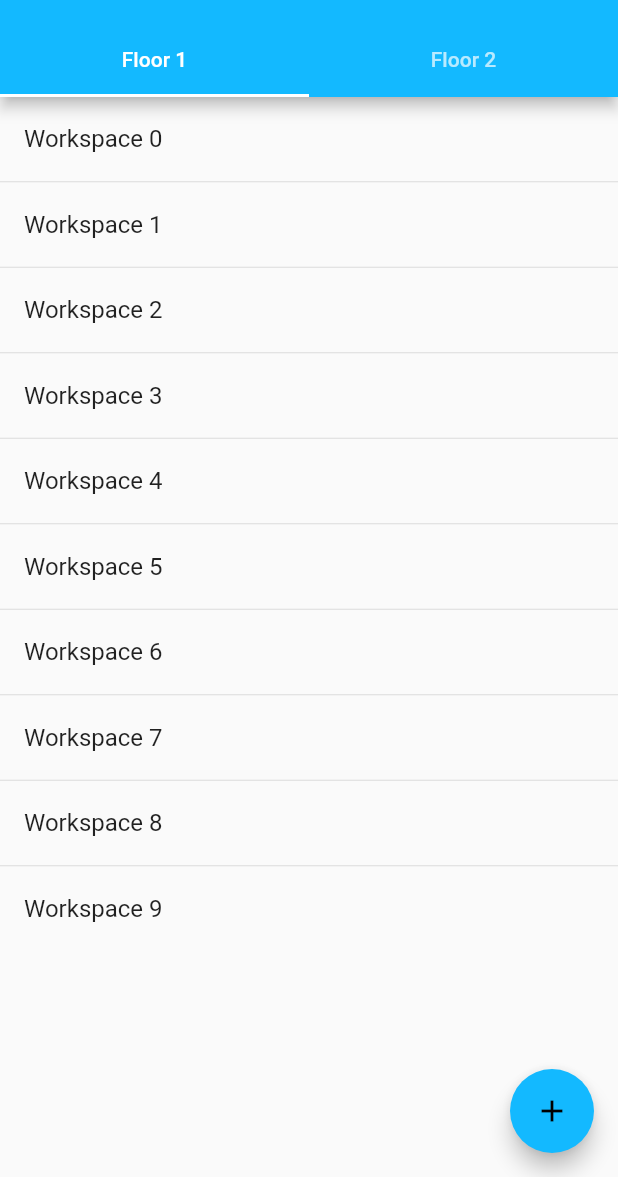
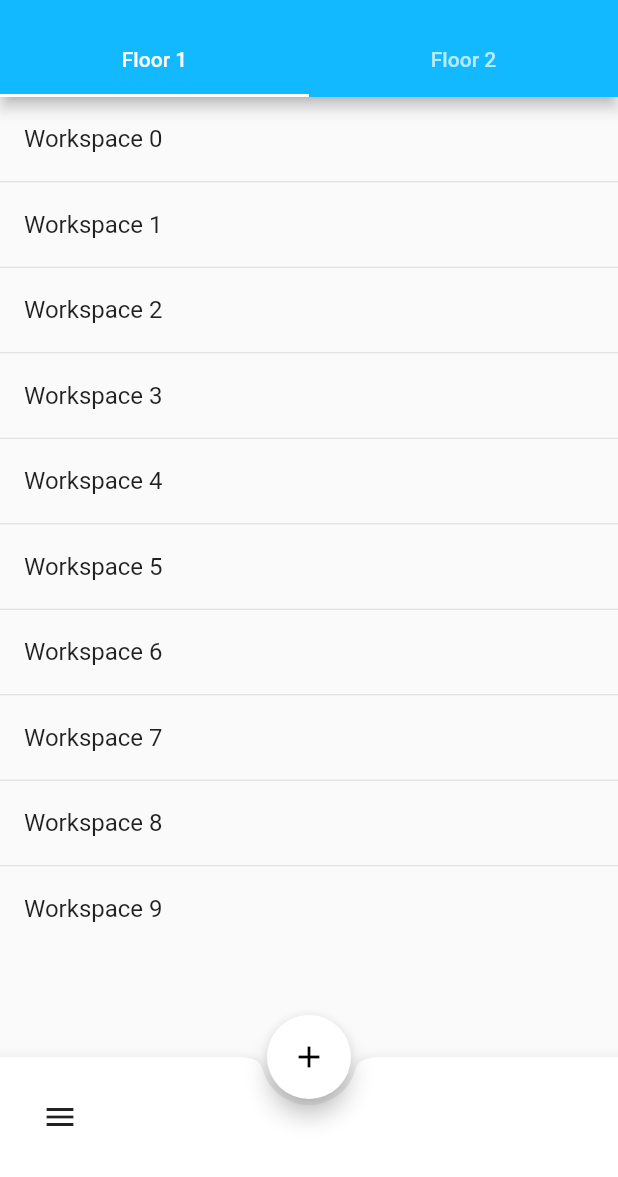
Before and after one commit to alexbejann/bookingsystem-api, a Flutter app: the screen it shows after launch, on a phone screen of 412 x 824 dp, the part 59-1236 px from its top. Run offline on Flutter 3.47's test engine with Material 2 defaults, Android fonts, the phone set to English and light mode, and no system bars; our stand-ins replace bloc, flutter_bloc; generated files the repository leaves out were written again.

Commit message:
Added bottom modal sheet for adding, renaming and deleting areas

```diff
--- a/frontend/lib/home/view/home_page.dart
+++ b/frontend/lib/home/view/home_page.dart
@@ -26,17 +26,62 @@ class HomePage extends StatelessWidget {
 class CounterView extends StatelessWidget {
   const CounterView({Key? key}) : super(key: key);
 
+  Future<void> _settingModalBottomSheet(BuildContext context) async {
+    await showModalBottomSheet<dynamic>(
+      context: context,
+      builder: (BuildContext bc) {
+        return Wrap(
+          children: <Widget>[
+            ListTile(
+              title: const Text('Add area'),
+              onTap: () {},
+            ),
+            ListTile(
+              title: const Text('Rename area'),
+              onTap: () {},
+            ),
+            ListTile(
+              title: const Text('Delete area'),
+              onTap: () {},
+            ),
+          ],
+        );
+      },
+    );
+  }
+
   @override
   Widget build(BuildContext context) {
     final l10n = context.l10n;
     return DefaultTabController(
       length: 2,
       child: Scaffold(
+        floatingActionButtonLocation: FloatingActionButtonLocation.centerDocked,
         floatingActionButton: FloatingActionButton(
-          child: const Icon(Icons.add),
-          onPressed: () {
-            print("text");
-          },
+          backgroundColor: Theme.of(context).bottomAppBarColor,
+          onPressed: () {},
+          child: const Icon(
+            Icons.add,
+          ),
+        ),
+        floatingActionButtonAnimator: FloatingActionButtonAnimator.scaling,
+        bottomNavigationBar: BottomAppBar(
+          clipBehavior: Clip.antiAliasWithSaveLayer,
+          shape: const CircularNotchedRectangle(),
+          child: Padding(
+            padding: const EdgeInsets.all(16),
+            child: Row(
+              mainAxisAlignment: MainAxisAlignment.spaceBetween,
+              children: [
+                IconButton(
+                  icon: const Icon(Icons.menu),
+                  onPressed: () async {
+                    await _settingModalBottomSheet(context);
+                  },
+                ),
+              ],
+            ),
+          ),
         ),
         appBar: AppBar(
           title: const Text('Tabs Demo'),
```
